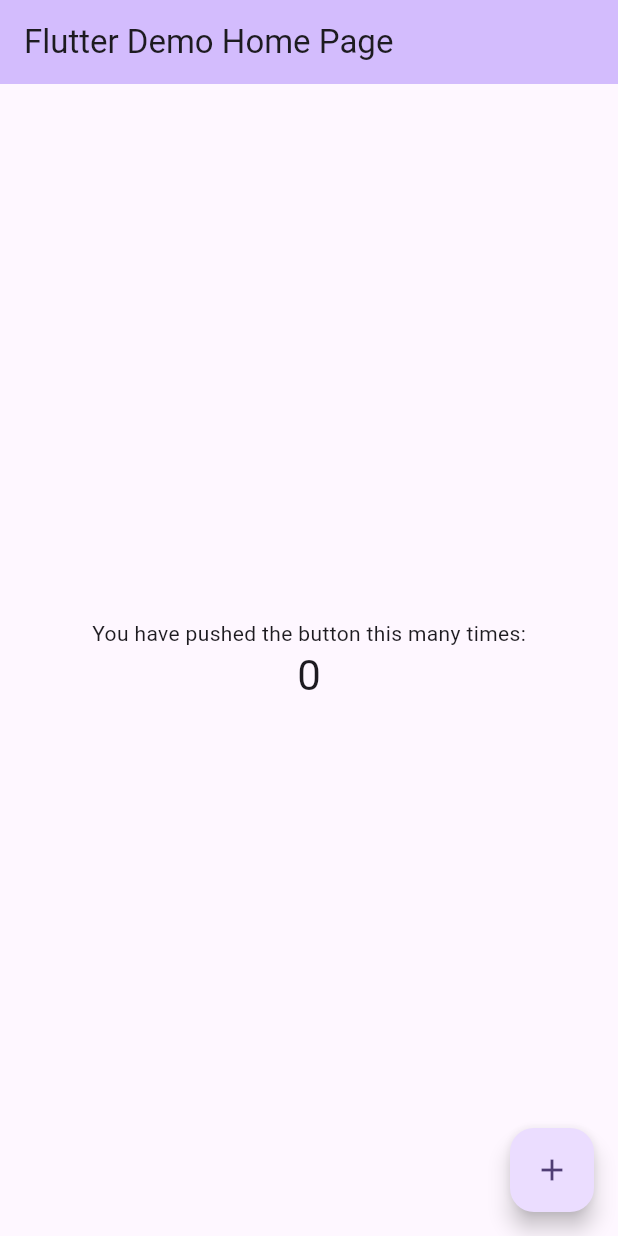
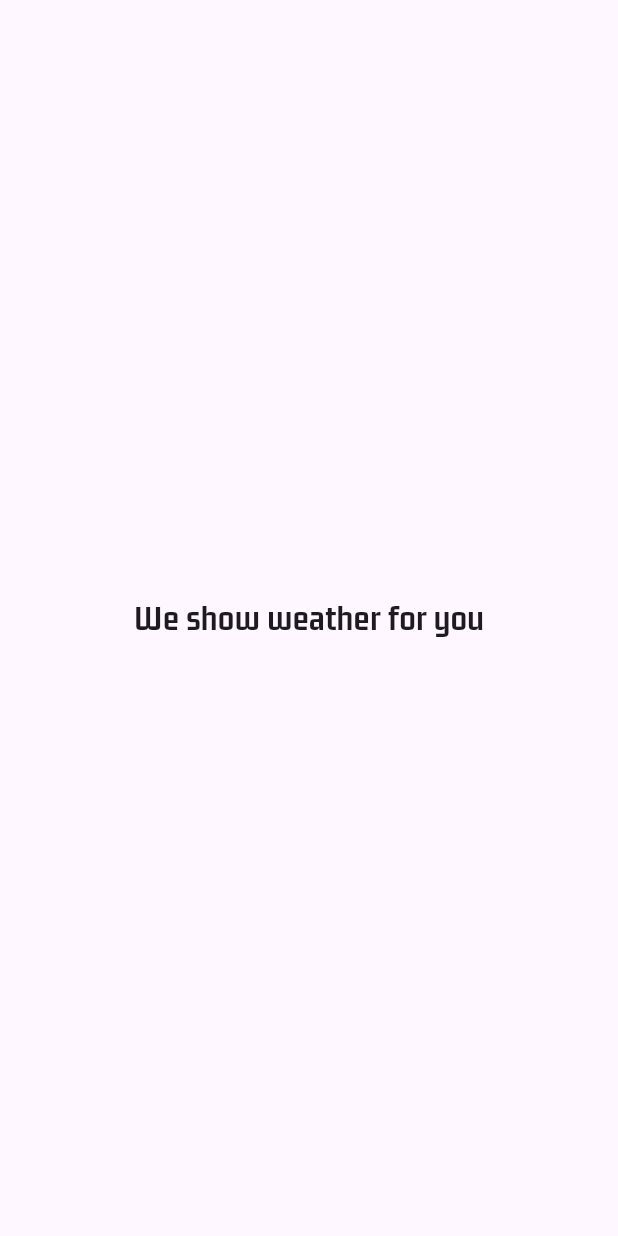
Before and after one commit to UkeshThapaliya/WeatherApp, a Flutter app: the screen it shows after launch, on a phone screen of 412 x 824 dp. Run offline on Flutter 3.47's test engine with Material 3 defaults, Android fonts, the phone set to English and light mode, and no system bars.

Commit message:
Added Screens

```diff
--- a/lib/main.dart
+++ b/lib/main.dart
@@ -1,4 +1,5 @@
 import 'package:flutter/material.dart';
+import 'package:weather_app/views/screen/help_screen.dart';
 
 void main() {
   runApp(const MyApp());
@@ -12,115 +13,13 @@ class MyApp extends StatelessWidget {
   Widget build(BuildContext context) {
     return MaterialApp(
       debugShowCheckedModeBanner: false,
-      title: 'Flutter Demo',
+      title: 'Weather App',
       theme: ThemeData(
-        // This is the theme of your application.
-        //
-        // TRY THIS: Try running your application with "flutter run". You'll see
-        // the application has a purple toolbar. Then, without quitting the app,
-        // try changing the seedColor in the colorScheme below to Colors.green
-        // and then invoke "hot reload" (save your changes or press the "hot
-        // reload" button in a Flutter-supported IDE, or press "r" if you used
-        // the command line to start the app).
-        //
-        // Notice that the counter didn't reset back to zero; the application
-        // state is not lost during the reload. To reset the state, use hot
-        // restart instead.
-        //
-        // This works for code too, not just values: Most code changes can be
-        // tested with just a hot reload.
+        fontFamily: 'Brand-Bold',
         colorScheme: ColorScheme.fromSeed(seedColor: Colors.deepPurple),
         useMaterial3: true,
       ),
-      home: const MyHomePage(title: 'Flutter Demo Home Page'),
+      home: const HelpScreen(),
     );
   }
 }
-
-class MyHomePage extends StatefulWidget {
-  const MyHomePage({super.key, required this.title});
-
-  // This widget is the home page of your application. It is stateful, meaning
-  // that it has a State object (defined below) that contains fields that affect
-  // how it looks.
-
-  // This class is the configuration for the state. It holds the values (in this
-  // case the title) provided by the parent (in this case the App widget) and
-  // used by the build method of the State. Fields in a Widget subclass are
-  // always marked "final".
-
-  final String title;
-
-  @override
-  State<MyHomePage> createState() => _MyHomePageState();
-}
-
-class _MyHomePageState extends State<MyHomePage> {
-  int _counter = 0;
-
-  void _incrementCounter() {
-    setState(() {
-      // This call to setState tells the Flutter framework that something has
-      // changed in this State, which causes it to rerun the build method below
-      // so that the display can reflect the updated values. If we changed
-      // _counter without calling setState(), then the build method would not be
-      // called again, and so nothing would appear to happen.
-      _counter++;
-    });
-  }
-
-  @override
-  Widget build(BuildContext context) {
-    // This method is rerun every time setState is called, for instance as done
-    // by the _incrementCounter method above.
-    //
-    // The Flutter framework has been optimized to make rerunning build methods
-    // fast, so that you can just rebuild anything that needs updating rather
-    // than having to individually change instances of widgets.
-    return Scaffold(
-      appBar: AppBar(
-        // TRY THIS: Try changing the color here to a specific color (to
-        // Colors.amber, perhaps?) and trigger a hot reload to see the AppBar
-        // change color while the other colors stay the same.
-        backgroundColor: Theme.of(context).colorScheme.inversePrimary,
-        // Here we take the value from the MyHomePage object that was created by
-        // the App.build method, and use it to set our appbar title.
-        title: Text(widget.title),
-      ),
-      body: Center(
-        // Center is a layout widget. It takes a single child and positions it
-        // in the middle of the parent.
-        child: Column(
-          // Column is also a layout widget. It takes a list of children and
-          // arranges them vertically. By default, it sizes itself to fit its
-          // children horizontally, and tries to be as tall as its parent.
-          //
-          // Column has various properties to control how it sizes itself and
-          // how it positions its children. Here we use mainAxisAlignment to
-          // center the children vertically; the main axis here is the vertical
-          // axis because Columns are vertical (the cross axis would be
-          // horizontal).
-          //
-          // TRY THIS: Invoke "debug painting" (choose the "Toggle Debug Paint"
-          // action in the IDE, or press "p" in the console), to see the
-          // wireframe for each widget.
-          mainAxisAlignment: MainAxisAlignment.center,
-          children: <Widget>[
-            const Text(
-              'You have pushed the button this many times:',
-            ),
-            Text(
-              '$_counter',
-              style: Theme.of(context).textTheme.headlineMedium,
-            ),
-          ],
-        ),
-      ),
-      floatingActionButton: FloatingActionButton(
-        onPressed: _incrementCounter,
-        tooltip: 'Increment',
-        child: const Icon(Icons.add),
-      ), // This trailing comma makes auto-formatting nicer for build methods.
-    );
-  }
-}
--- /dev/null
+++ b/lib/views/screen/help_screen.dart
@@ -0,0 +1,23 @@
+import 'package:flutter/material.dart';
+
+class HelpScreen extends StatelessWidget {
+  const HelpScreen({super.key});
+
+  @override
+  Widget build(BuildContext context) {
+    return const Scaffold(
+      body: Stack(
+        children: [
+          Center(
+            child: Column(
+              mainAxisAlignment: MainAxisAlignment.center,
+              children: [
+                Text("We show weather for you", style: TextStyle(fontSize: 24)),
+              ],
+            ),
+          ),
+        ],
+      ),
+    );
+  }
+}
--- /dev/null
+++ b/lib/views/screen/homepage_screen.dart
@@ -0,0 +1,14 @@
+import 'package:flutter/material.dart';
+
+class HomePage extends StatelessWidget {
+  const HomePage({super.key});
+
+  @override
+  Widget build(BuildContext context) {
+    return Scaffold(
+      appBar: AppBar(
+        title: const Text('Weather App'),
+      ),
+    );
+  }
+}
```
Also changed, not shown: pubspec.yaml (+9 -59 lines), assets/fonts/GemunuLibre-Bold.ttf (added), assets/fonts/GemunuLibre-SemiBold.ttf (added), 1 other file.
